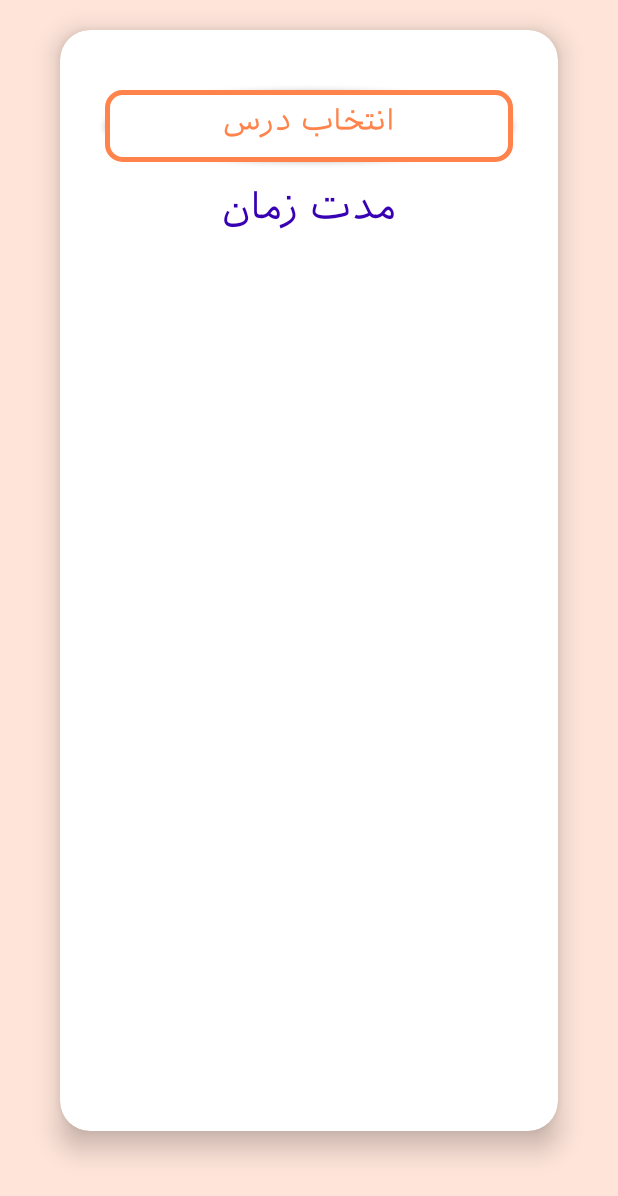
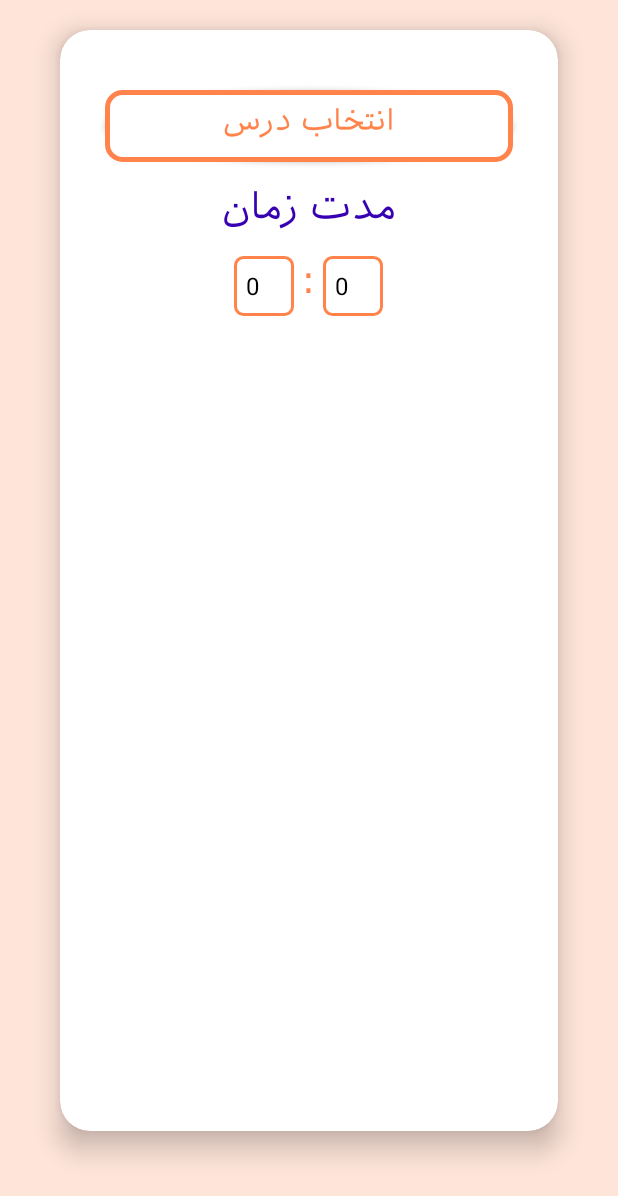
Before and after one commit to TarashGroup/TarashPlaningApp, an Android app: the AddPlanActivity screen opened directly, with no data from a screen before it, on a phone screen of 412 x 824 dp. Shown: the top 1196 px of the screen. Run offline under Robolectric (Android 15) with nearby library versions, the phone set to English and light mode, and no system bars; libraries missing offline, so code that uses them is left out: com.hanks.htextview; 8 statements that could not run were skipped.

Commit message:
add button and spinner in addPlanActivity

```diff
--- a/app/src/main/java/com/example/myclock/AddPlanActivity.java
+++ b/app/src/main/java/com/example/myclock/AddPlanActivity.java
@@ -2,7 +2,13 @@ package com.example.myclock;
 
 import androidx.appcompat.app.AppCompatActivity;
 
+import android.content.Intent;
 import android.os.Bundle;
+import android.widget.ArrayAdapter;
+import android.widget.Spinner;
+import android.widget.SpinnerAdapter;
+
+import java.lang.reflect.Array;
 
 public class AddPlanActivity extends AppCompatActivity {
 
@@ -10,5 +16,25 @@ public class AddPlanActivity extends AppCompatActivity {
     protected void onCreate(Bundle savedInstanceState) {
         super.onCreate(savedInstanceState);
         setContentView(R.layout.activity_add_plan);
+        Spinner spHour = findViewById(R.id.sp_hour);
+        Spinner spMinute = findViewById(R.id.sp_minute);
+        Integer[] hours = new Integer[25];
+        Integer[] minutes = new Integer[60];
+        for (int i = 0; i <= 24; i++) {
+            hours[i]=i;
+            minutes[i] = i;
+        }
+        for (int i = 25; i < 60; i++)
+            minutes[i] = i;
+
+        spHour.setAdapter( new ArrayAdapter<Integer>(this,R.layout.support_simple_spinner_dropdown_item,hours));
+        spMinute.setAdapter(new ArrayAdapter<Integer>(this,R.layout.support_simple_spinner_dropdown_item,minutes));
+    }
+
+    @Override
+    public void onBackPressed() {
+        super.onBackPressed();
+        startActivity(new Intent(AddPlanActivity.this,MainActivity.class));
+        finish();
     }
 }
--- a/app/src/main/java/com/example/myclock/MainActivity.java
+++ b/app/src/main/java/com/example/myclock/MainActivity.java
@@ -40,8 +40,14 @@ public class MainActivity extends AppCompatActivity {
         //who is this Kosnamak?
         //kos nagin :)
         //True KosNamak can never change ...
-
-
+        Button btnAddPlan = findViewById(R.id.btn_add);
+        btnAddPlan.setOnClickListener(new View.OnClickListener() {
+            @Override
+            public void onClick(View view) {
+                startActivity(new Intent(MainActivity.this,AddPlanActivity.class));
+                finish();
+            }
+        });
     }
 
     private void addProgressBars (Typeface typeface) {
--- /dev/null
+++ b/app/src/main/res/drawable/spiiner_bacground.xml
@@ -0,0 +1,9 @@
+<?xml version="1.0" encoding="utf-8"?>
+<shape xmlns:android="http://schemas.android.com/apk/res/android"
+    android:shape="rectangle">
+    <stroke android:width="2dp" android:color="@color/Bar" />
+    <corners android:radius="5dp"/>
+    <solid android:color="@android:color/white"/>
+
+
+</shape>
--- a/app/src/main/res/layout/activity_add_plan.xml
+++ b/app/src/main/res/layout/activity_add_plan.xml
@@ -16,6 +16,7 @@
         android:layout_marginBottom="70dp"
         app:cardCornerRadius="20dp"
         app:cardElevation="10dp"
+
         >
 
         <LinearLayout
@@ -43,13 +44,43 @@
                 android:textSize="25sp"
                 android:layout_marginTop="15dp"
                 android:fontFamily="@font/iransans"/>
-            <CheckedTextView
+            <LinearLayout
                 android:layout_width="match_parent"
-                android:layout_height="wrap_content"/>
-
-
+                android:layout_height="wrap_content"
+                android:orientation="horizontal"
+                android:layout_marginTop="10dp"
+                android:gravity="center">
+                <Spinner
+                    android:id="@+id/sp_hour"
+                    android:layout_width="40dp"
+                    android:layout_height="40dp"
+                    android:background="@drawable/spiiner_bacground"
+                    android:textAlignment="center"
+                    android:textColor="@color/Bar"
+                    android:gravity="center"
+                    />
+                <TextView
+                    android:layout_width="wrap_content"
+                    android:layout_height="wrap_content"
+                    android:text=":"
+                    android:layout_marginHorizontal="5dp"
+                    android:textColor="@color/Bar"
+                    android:fontFamily="@font/iransans"
+                    android:textSize="25sp"
+                    />
+                <Spinner
+                    android:id="@+id/sp_minute"
+                    android:layout_width="40dp"
+                    android:layout_height="40dp"
+                    android:background="@drawable/spiiner_bacground"
+                    android:textAlignment="center"
+                    android:textColor="@color/Bar"
+                    android:gravity="center" />
+            </LinearLayout>
 
         </LinearLayout>
     </androidx.cardview.widget.CardView>
 
+
+
 </LinearLayout>
```
